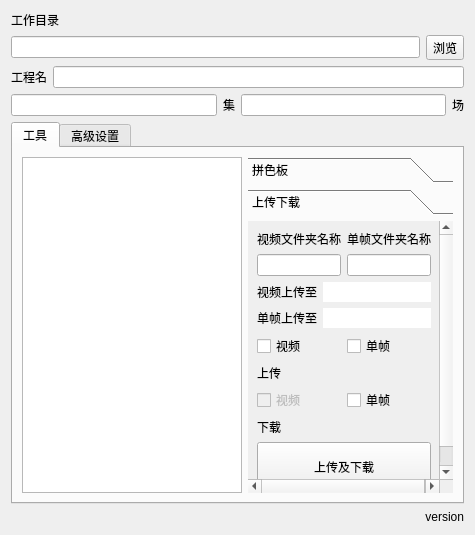
Before: the Qt Designer form py/wlf/SceneTools_Dialog.ui in WuLiFang/Nuke, drawn with Qt 5.
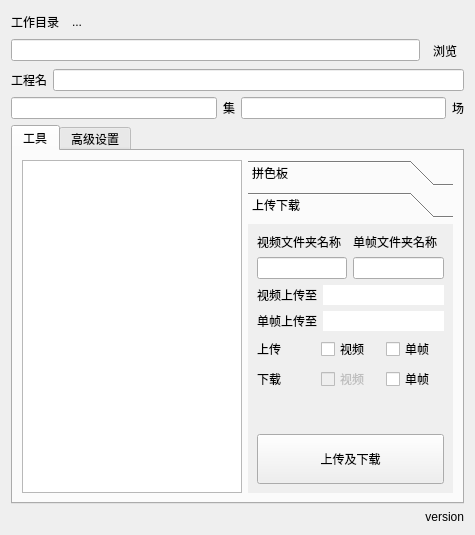
After: the same form once the commit is applied. The open tabs and pages were chosen to show the change.

The edit to the form file:
```diff
--- a/py/wlf/SceneTools_Dialog.ui
+++ b/py/wlf/SceneTools_Dialog.ui
@@ -15,15 +15,46 @@
   </property>
   <layout class="QVBoxLayout" name="verticalLayout_7">
    <item>
-    <layout class="QVBoxLayout" name="verticalLayout_4">
+    <layout class="QHBoxLayout" name="horizontalLayout_5">
      <item>
       <widget class="QLabel" name="label_6">
+       <property name="sizePolicy">
+        <sizepolicy hsizetype="Preferred" vsizetype="Preferred">
+         <horstretch>0</horstretch>
+         <verstretch>0</verstretch>
+        </sizepolicy>
+       </property>
        <property name="text">
         <string>工作目录</string>
        </property>
       </widget>
      </item>
      <item>
+      <widget class="QToolButton" name="openDirButton">
+       <property name="text">
+        <string>...</string>
+       </property>
+       <property name="autoRaise">
+        <bool>true</bool>
+       </property>
+      </widget>
+     </item>
+     <item>
+      <spacer name="horizontalSpacer">
+       <property name="orientation">
+        <enum>Qt::Horizontal</enum>
+       </property>
+       <property name="sizeHint" stdset="0">
+        <size>
+         <width>40</width>
+         <height>20</height>
+        </size>
+       </property>
+      </spacer>
+     </item>
+    </layout>
+   </item>
+   <item>
       <layout class="QHBoxLayout" name="horizontalLayout_9">
        <item>
         <widget class="QLineEdit" name="dirEdit">
@@ -37,6 +68,9 @@
          <property name="text">
           <string>浏览</string>
          </property>
+       <property name="autoRaise">
+        <bool>true</bool>
+       </property>
         </widget>
        </item>
       </layout>
@@ -79,8 +113,6 @@
        </item>
       </layout>
      </item>
-    </layout>
-   </item>
    <item>
     <widget class="QTabWidget" name="tabWidget">
      <property name="currentIndex">
@@ -259,7 +291,7 @@
             <x>0</x>
             <y>0</y>
             <width>211</width>
-            <height>300</height>
+            <height>292</height>
            </rect>
           </property>
           <attribute name="label">
@@ -348,22 +380,6 @@
            <item>
             <layout class="QHBoxLayout" name="horizontalLayout_6">
              <item>
-              <widget class="QCheckBox" name="videoUpCheck">
-               <property name="text">
-                <string>视频</string>
-               </property>
-              </widget>
-             </item>
-             <item>
-              <widget class="QCheckBox" name="imageUpCheck">
-               <property name="text">
-                <string>单帧</string>
-               </property>
-              </widget>
-             </item>
-            </layout>
-           </item>
-           <item>
             <widget class="QLabel" name="label_8">
              <property name="text">
               <string>上传</string>
@@ -371,7 +387,30 @@
             </widget>
            </item>
            <item>
+              <widget class="QCheckBox" name="videoUpCheck">
+               <property name="text">
+                <string>视频</string>
+               </property>
+              </widget>
+             </item>
+             <item>
+              <widget class="QCheckBox" name="imageUpCheck">
+               <property name="text">
+                <string>单帧</string>
+               </property>
+              </widget>
+             </item>
+            </layout>
+           </item>
+           <item>
             <layout class="QHBoxLayout" name="horizontalLayout_8">
+             <item>
+              <widget class="QLabel" name="label_9">
+               <property name="text">
+                <string>下载</string>
+               </property>
+              </widget>
+             </item>
              <item>
               <widget class="QCheckBox" name="videoDownCheck">
                <property name="enabled">
@@ -395,11 +434,17 @@
             </layout>
            </item>
            <item>
-            <widget class="QLabel" name="label_9">
-             <property name="text">
-              <string>下载</string>
+            <spacer name="verticalSpacer_2">
+             <property name="orientation">
+              <enum>Qt::Vertical</enum>
              </property>
-            </widget>
+             <property name="sizeHint" stdset="0">
+              <size>
+               <width>20</width>
+               <height>40</height>
+              </size>
+             </property>
+            </spacer>
            </item>
            <item>
             <widget class="QPushButton" name="syncButton">
```
Left out of the diff: 60 changed lines with no effect on the pictures. Lines whose indentation alone changed are shown as unchanged.
